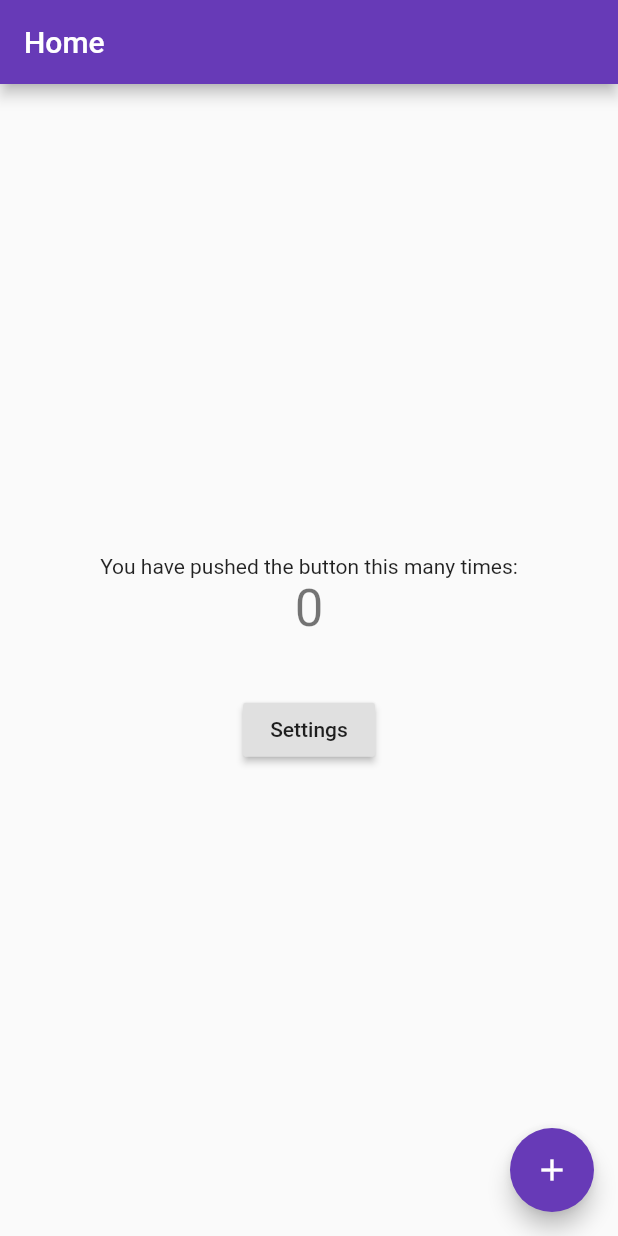
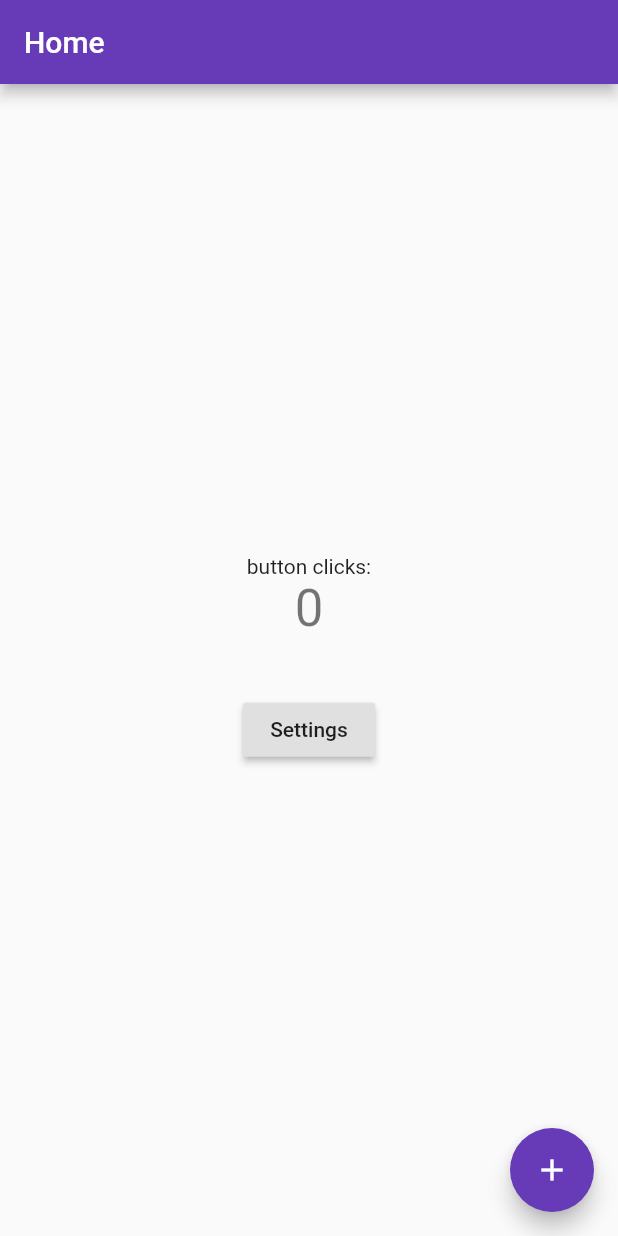
Before and after one commit to danim87/flutter-boilerplate, a Flutter app: the screen it shows after launch, on a phone screen of 412 x 824 dp. Run offline on Flutter 3.47's test engine with Material 2 defaults, Android fonts, the phone set to English and light mode, and no system bars; our stand-ins replace connectivity.

```diff
--- a/lib/widgets/home/home.dart
+++ b/lib/widgets/home/home.dart
@@ -27,7 +27,7 @@ class _HomePageState extends State<HomePage> {
           mainAxisAlignment: MainAxisAlignment.center,
           children: <Widget>[
             Text(
-              'You have pushed the button this many times:',
+              'button clicks:',
             ),
             Text(
               '${Provider.of<AppProvider>(context).counter}',
```
Also changed, not shown: 1 other file.
